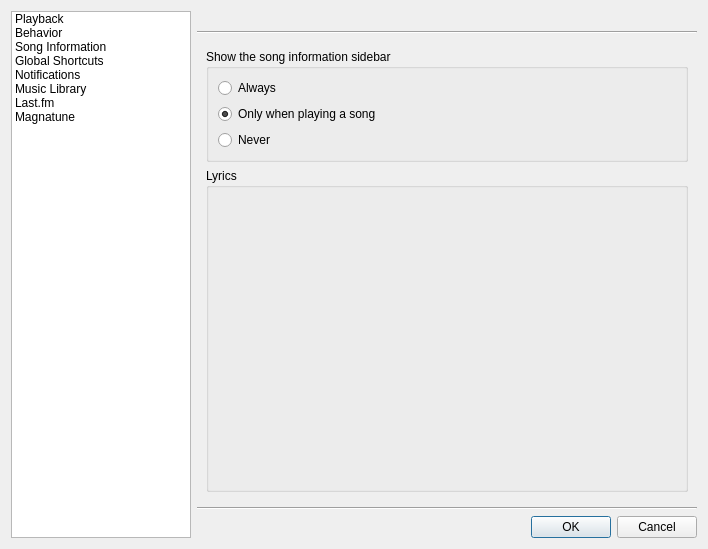
clementine-player/Clementine, file src/ui/settingsdialog.ui: the form before one commit.
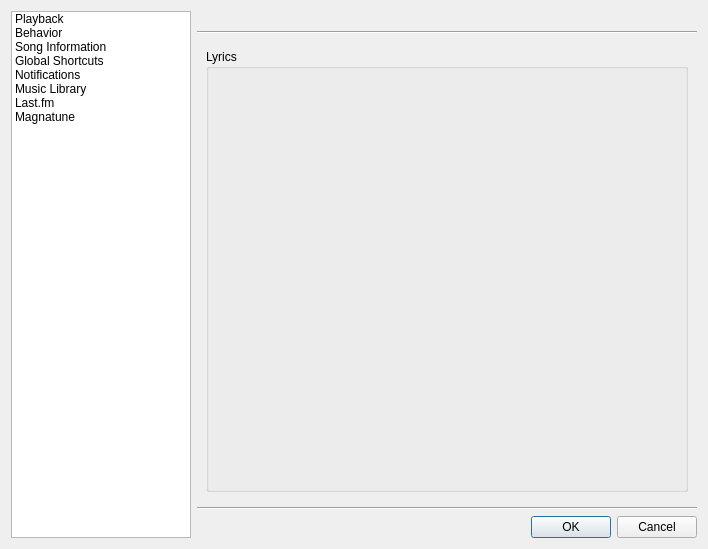
The form after the commit. Icons and pictures are not drawn. Custom widgets are drawn as their Qt base class.

The edit to the form file:
```diff
--- a/src/ui/settingsdialog.ui
+++ b/src/ui/settingsdialog.ui
@@ -456,39 +456,6 @@
        </widget>
        <widget class="QWidget" name="song_info_page">
         <layout class="QVBoxLayout" name="verticalLayout_16">
-         <item>
-          <widget class="QGroupBox" name="groupBox_5">
-           <property name="title">
-            <string>Show the song information sidebar</string>
-           </property>
-           <layout class="QVBoxLayout" name="verticalLayout_14">
-            <item>
-             <widget class="QRadioButton" name="info_sidebar_always">
-              <property name="text">
-               <string>Always</string>
-              </property>
-             </widget>
-            </item>
-            <item>
-             <widget class="QRadioButton" name="info_sidebar_playing">
-              <property name="text">
-               <string>Only when playing a song</string>
-              </property>
-              <property name="checked">
-               <bool>true</bool>
-              </property>
-             </widget>
-            </item>
-            <item>
-             <widget class="QRadioButton" name="info_sidebar_never">
-              <property name="text">
-               <string>Never</string>
-              </property>
-             </widget>
-            </item>
-           </layout>
-          </widget>
-         </item>
          <item>
           <widget class="QGroupBox" name="groupBox_6">
            <property name="sizePolicy">
```
Left out of the diff: 12 changed lines with no effect on the pictures.
